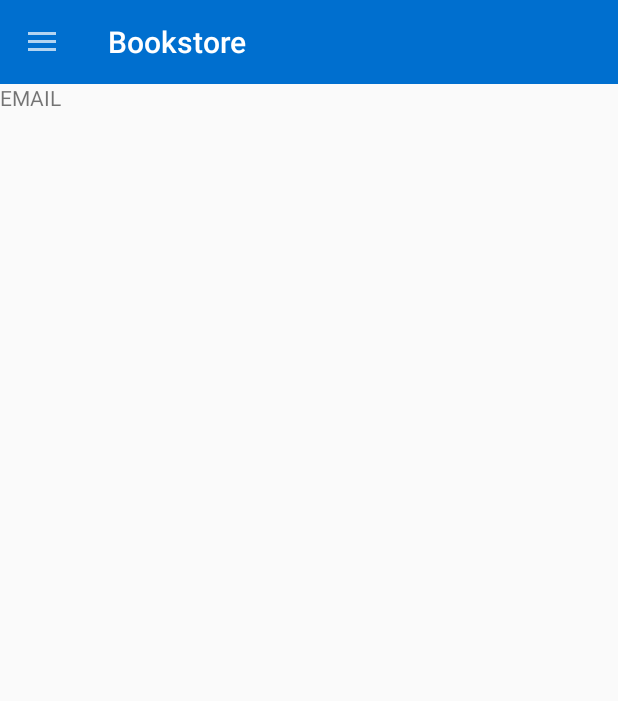
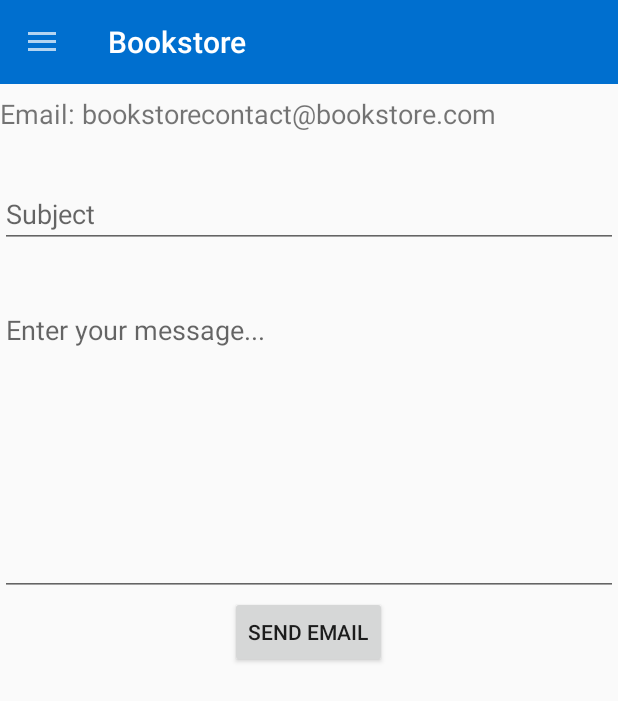
Before and after one commit to francothegenius/Bookstore-app, an Android app: the fragment Email placed in its activity, on a phone screen of 412 x 824 dp. Shown: the top 701 px of the screen. Run offline under Robolectric (Android 15) with nearby library versions, the phone set to English and light mode, and no system bars; our stand-ins replace Volley; network calls fail; Roboto replaces fonts that are not available here.

Commit message:
email done

```diff
--- a/app/src/main/java/com/example/bookstore/Email.java
+++ b/app/src/main/java/com/example/bookstore/Email.java
@@ -1,12 +1,19 @@
 package com.example.bookstore;
 
+import android.content.Intent;
+import android.net.Uri;
 import android.os.Bundle;
 
 import androidx.fragment.app.Fragment;
 
+import android.text.style.StrikethroughSpan;
 import android.view.LayoutInflater;
 import android.view.View;
 import android.view.ViewGroup;
+import android.widget.Button;
+import android.widget.EditText;
+import android.widget.TextView;
+import android.widget.Toast;
 
 
 /**
@@ -15,50 +22,46 @@ import android.view.ViewGroup;
  * create an instance of this fragment.
  */
 public class Email extends Fragment {
-    // TODO: Rename parameter arguments, choose names that match
-    // the fragment initialization parameters, e.g. ARG_ITEM_NUMBER
-    private static final String ARG_PARAM1 = "param1";
-    private static final String ARG_PARAM2 = "param2";
-
-    // TODO: Rename and change types of parameters
-    private String mParam1;
-    private String mParam2;
-
-    public Email() {
-        // Required empty public constructor
-    }
-
-    /**
-     * Use this factory method to create a new instance of
-     * this fragment using the provided parameters.
-     *
-     * @param param1 Parameter 1.
-     * @param param2 Parameter 2.
-     * @return A new instance of fragment Email.
-     */
-    // TODO: Rename and change types and number of parameters
-    public static Email newInstance(String param1, String param2) {
-        Email fragment = new Email();
-        Bundle args = new Bundle();
-        args.putString(ARG_PARAM1, param1);
-        args.putString(ARG_PARAM2, param2);
-        fragment.setArguments(args);
-        return fragment;
-    }
-
-    @Override
-    public void onCreate(Bundle savedInstanceState) {
-        super.onCreate(savedInstanceState);
-        if (getArguments() != null) {
-            mParam1 = getArguments().getString(ARG_PARAM1);
-            mParam2 = getArguments().getString(ARG_PARAM2);
-        }
-    }
-
+    EditText mSubjectEt, mMessageEt;
+    Button mSendEmailBtn;
+    TextView mRecipientEt;
     @Override
     public View onCreateView(LayoutInflater inflater, ViewGroup container,
                              Bundle savedInstanceState) {
+        View rootView = inflater.inflate(R.layout.fragment_email, container, false);
+        mRecipientEt = rootView.findViewById(R.id.recipientEt);
+        mSubjectEt = rootView.findViewById(R.id.subjectEt);
+        mMessageEt = rootView.findViewById(R.id.messageEt);
+        mSendEmailBtn = rootView.findViewById(R.id.sendEmailBtn);
+
+        mSendEmailBtn.setOnClickListener(new View.OnClickListener() {
+            @Override
+            public void onClick(View v) {
+                String recipient = mRecipientEt.getText().toString().trim();
+                String subject = mSubjectEt.getText().toString().trim();
+                String message = mMessageEt.getText().toString().trim();
+
+                sendEmail(recipient, subject, message);
+            }
+        });
         // Inflate the layout for this fragment
-        return inflater.inflate(R.layout.fragment_email, container, false);
+        return rootView;
+    }
+
+    private void sendEmail(String recipient, String subject, String message) {
+        Intent mEmailIntent = new Intent(Intent.ACTION_SEND);
+        mEmailIntent.setData(Uri.parse("mailto:"));
+        mEmailIntent.setType("text/plain");
+
+        mEmailIntent.putExtra(Intent.EXTRA_EMAIL, new String[]{recipient});
+        mEmailIntent.putExtra(Intent.EXTRA_SUBJECT, subject);
+        mEmailIntent.putExtra(Intent.EXTRA_TEXT, message);
+
+        try {
+            startActivity(Intent.createChooser(mEmailIntent, "Choose an Email App"));
+
+        }catch (Exception e){
+            Toast.makeText(getActivity(), e.getMessage(), Toast.LENGTH_SHORT).show();
+        }
     }
 }
--- a/app/src/main/res/layout/fragment_email.xml
+++ b/app/src/main/res/layout/fragment_email.xml
@@ -1,5 +1,5 @@
 <?xml version="1.0" encoding="utf-8"?>
-<androidx.constraintlayout.widget.ConstraintLayout xmlns:android="http://schemas.android.com/apk/res/android"
+<LinearLayout xmlns:android="http://schemas.android.com/apk/res/android"
     xmlns:tools="http://schemas.android.com/tools"
     android:layout_width="match_parent"
     android:layout_height="match_parent"
@@ -8,12 +8,37 @@
     tools:context=".MainFragment"
     android:layout_marginTop="55dp">
 
-    <!-- TODO: Update blank fragment layout -->
     <TextView
+        android:id="@+id/recipientEt"
+        android:layout_marginTop="8dp"
+        android:text="Email: bookstorecontact@bookstore.com"
+        android:textSize="18sp"
+        android:layout_width="match_parent"
+        android:layout_height="wrap_content"/>
+
+    <EditText
+        android:id="@+id/subjectEt"
+        android:layout_marginTop="32dp"
+        android:hint="Subject"
+        android:layout_width="match_parent"
+        android:layout_height="wrap_content"/>
+
+    <EditText
+        android:id="@+id/messageEt"
+        android:layout_marginTop="32dp"
+        android:hint="Enter your message..."
+        android:layout_width="match_parent"
+        android:gravity="start"
+        android:layout_height="200dp"/>
+
+    <Button
+        android:id="@+id/sendEmailBtn"
+        android:text="Send email"
+        android:layout_gravity="center"
         android:layout_width="wrap_content"
-        android:layout_height="wrap_content"
-        android:text="EMAIL"
-        app:layout_constraintStart_toStartOf="parent"
-        app:layout_constraintTop_toTopOf="parent  "/>
+        android:layout_height="wrap_content"/>
 
-</androidx.constraintlayout.widget.ConstraintLayout>
+
+
+
+</LinearLayout>
--- a/app/src/main/res/values/styles.xml
+++ b/app/src/main/res/values/styles.xml
@@ -12,7 +12,7 @@
         <!-- Customize your theme here. -->
         <item name="colorPrimary">#006fcf</item>
         <item name="colorPrimaryDark">#006fcf</item>
-        <item name="colorAccent">@color/colorAccent</item>
+        <item name="colorAccent">#1b41cc</item>
     </style>
 
 </resources>
```
